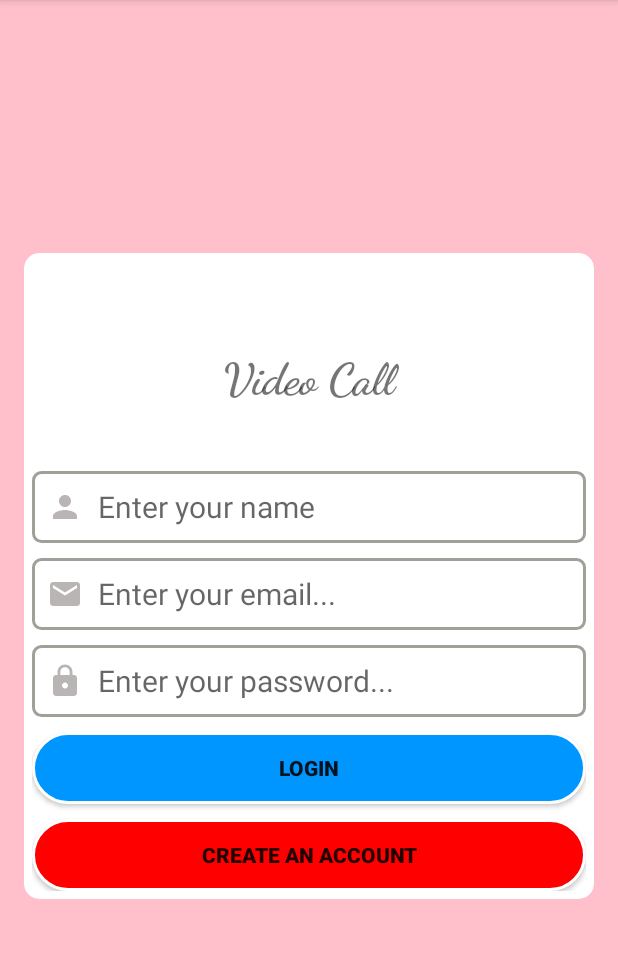
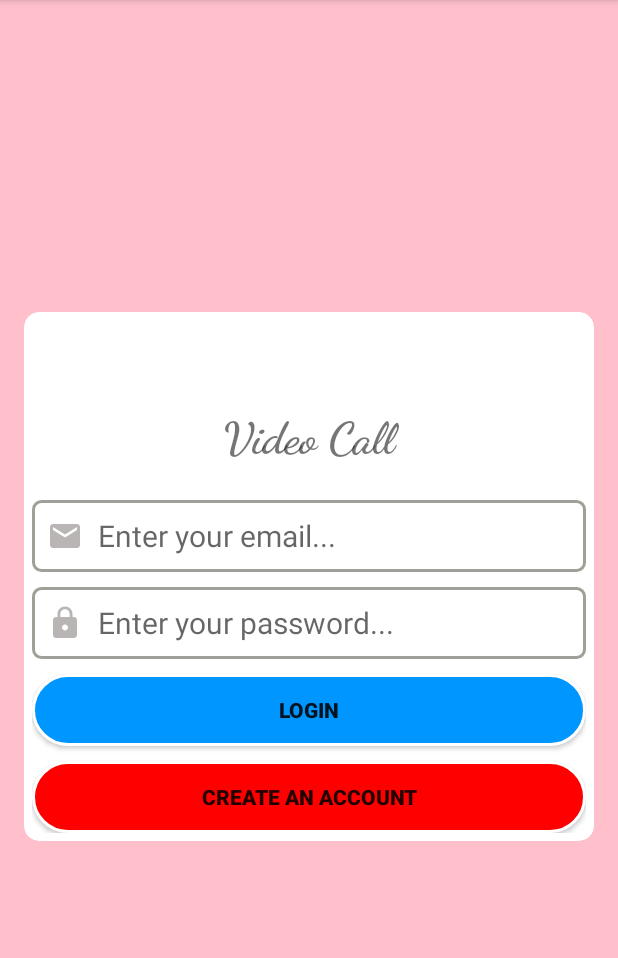
Before and after one commit to thanhhieu995/webRtcTest, an Android app: the screen it shows after launch (LoginActivity), on a phone screen of 412 x 824 dp, the part 84-1042 px from its top. Run offline under Robolectric (Android 15) with nearby library versions, the phone set to English and light mode, and no system bars.

Commit message:
Create signup, transfer when click button create an account in loginActivity.

```diff
--- a/app/src/main/java/vn/hieunguyen1/appvideo/LoginActivity.kt
+++ b/app/src/main/java/vn/hieunguyen1/appvideo/LoginActivity.kt
@@ -4,11 +4,42 @@ import android.content.Context
 import android.content.Intent
 import androidx.appcompat.app.AppCompatActivity
 import android.os.Bundle
+import android.view.View
+import android.view.View.OnClickListener
+import android.widget.Button
+import android.widget.EditText
 
 class LoginActivity : AppCompatActivity() {
+
+    lateinit var txtEmail: EditText
+    lateinit var txtPassword: EditText
+    lateinit var btnLogin: Button
+    lateinit var btnSignup: Button
+
+
     override fun onCreate(savedInstanceState: Bundle?) {
         super.onCreate(savedInstanceState)
         setContentView(R.layout.activity_login)
+
+        txtEmail = findViewById(R.id.edt_email)
+        txtPassword = findViewById(R.id.edt_password)
+        btnLogin = findViewById(R.id.btn_login)
+        btnSignup = findViewById(R.id.btn_signup)
+
+//        btnSignup.setOnClickListener { OnClickListener {
+//            val intent = Intent(this@LoginActivity, SignupActivity::class.java)
+//            startActivity(intent)
+//            finish()
+//        } }
+
+        btnSignup.setOnClickListener(object : OnClickListener {
+            override fun onClick(v: View?) {
+               val intent = Intent(this@LoginActivity, SignupActivity::class.java)
+                startActivity(intent)
+                finish()
+            }
+
+        })
     }
 
     companion object {
@@ -17,4 +48,6 @@ class LoginActivity : AppCompatActivity() {
             context.startActivity(intent)
         }
     }
+
+
 }
--- a/app/src/main/java/vn/hieunguyen1/appvideo/SignupActivity.kt
+++ b/app/src/main/java/vn/hieunguyen1/appvideo/SignupActivity.kt
@@ -8,4 +8,6 @@ class SignupActivity : AppCompatActivity() {
         super.onCreate(savedInstanceState)
         setContentView(R.layout.activity_signup)
     }
+
+
 }
--- a/app/src/main/res/layout/activity_login.xml
+++ b/app/src/main/res/layout/activity_login.xml
@@ -42,19 +42,6 @@
                 android:textAlignment="center"
                 android:textSize="30dp"
                 android:textStyle="bold" />
-
-            <EditText
-                android:id="@+id/edt_name"
-                android:layout_width="match_parent"
-                android:layout_height="wrap_content"
-                android:layout_marginTop="30dp"
-                android:background="@drawable/edt_square_transparency_style"
-                android:hint="Enter your name"
-                android:drawableLeft="@drawable/ic_baseline_person_24"
-                android:drawablePadding="10dp"
-                android:minHeight="48dp"
-                android:padding="10dp"
-                android:textSize="20sp" />
 
 
             <EditText
```
Also changed, not shown: app/src/main/res/layout/activity_signup.xml (+90 -0 lines).
